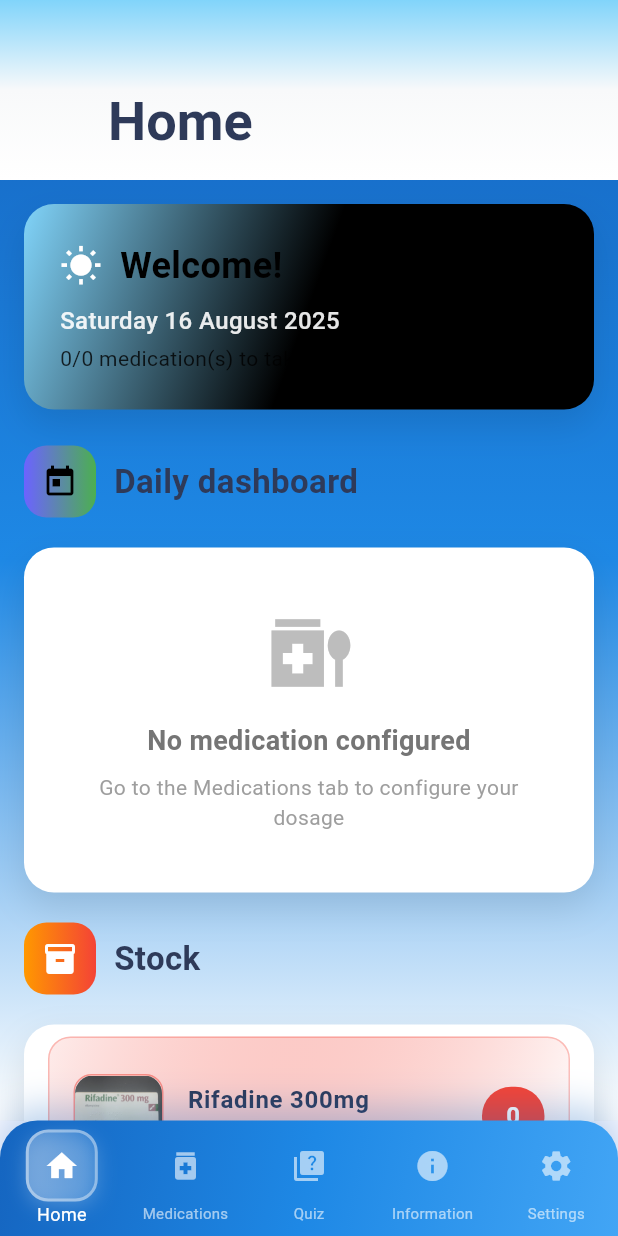
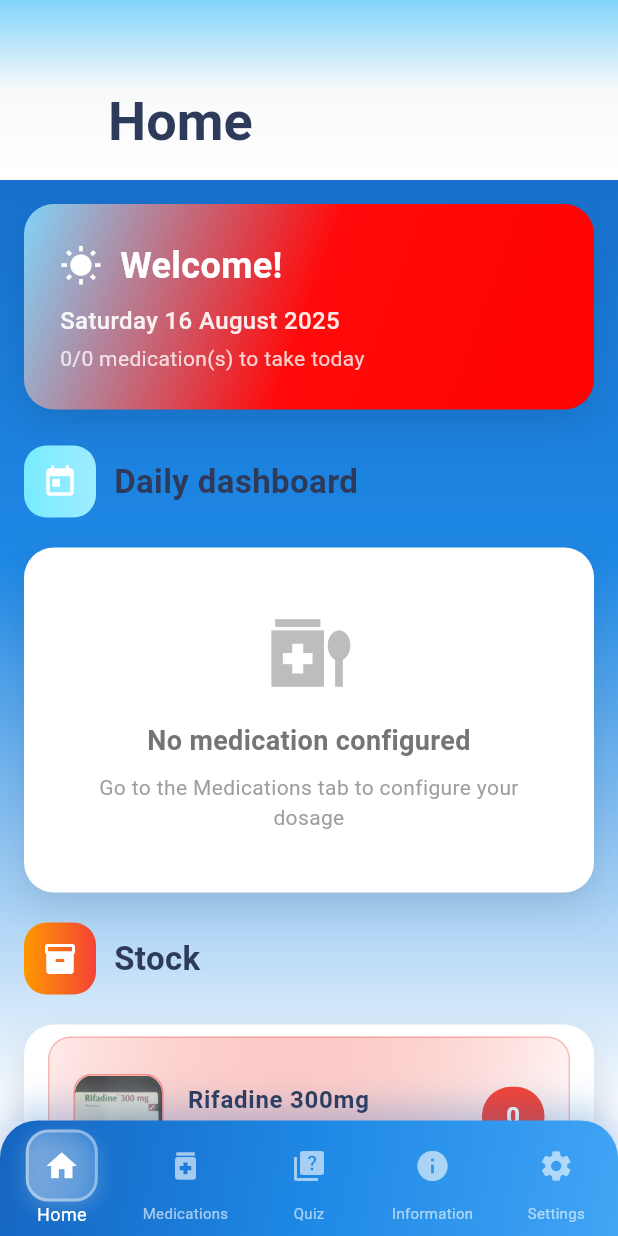
Before and after one commit to AllAbdel/TB-Me, a Flutter app: the screen it shows after launch, on a phone screen of 412 x 824 dp. Run offline on Flutter 3.47's test engine with Material 3 defaults, Android fonts, the phone set to English and light mode, and no system bars; our stand-ins replace flutter_local_notifications, permission_handler, shared_preferences, sqflite, timezone; missing offline and left inert: syncfusion_flutter_pdfviewer; accounts and stored records are empty.

Commit message:
crash sur tel

```diff
--- a/lib/pages/accueil_page.dart
+++ b/lib/pages/accueil_page.dart
@@ -701,7 +701,7 @@ int getTotalMedicamentsAujourdhui() {
                   floating: false,
                   pinned: true,
                   elevation: 0,
-                  backgroundColor: Colors.transparent,
+                  backgroundColor: const Color.fromARGB(0, 255, 255, 255),
                   flexibleSpace: FlexibleSpaceBar(
                     title: Text(
                       _tr('app.home'),
@@ -755,8 +755,8 @@ int getTotalMedicamentsAujourdhui() {
                           end: Alignment.bottomRight,
                           colors: [
                             Color(0xFF81D4FA), // Bleu clair
-                          Color.fromARGB(255, 0, 0, 0),
-                          const Color.fromARGB(255, 0, 0, 0),
+                          Color.fromARGB(255, 255, 10, 10),
+                          const Color.fromARGB(255, 255, 3, 3),
                           ],
                         ),
                             borderRadius: BorderRadius.circular(20),
@@ -778,7 +778,7 @@ int getTotalMedicamentsAujourdhui() {
                                   Text(
                                     _tr('home.welcome'),
                                     style: const TextStyle(
-                                      color: Color.fromARGB(255, 0, 0, 0),
+                                      color: Color.fromARGB(255, 255, 255, 255),
                                       fontSize: 24,
                                       fontWeight: FontWeight.bold,
                                     ),
@@ -798,7 +798,7 @@ int getTotalMedicamentsAujourdhui() {
                               Text(
                                 '${getMedicamentsPrisAujourdhui()}/${getTotalMedicamentsAujourdhui()} ${_tr('home.medications_today')}',
                                 style: TextStyle(
-                                  color: const Color.fromARGB(255, 0, 0, 0).withOpacity(0.8),
+                                  color: const Color.fromARGB(255, 252, 252, 252).withOpacity(0.8),
                                   fontSize: 14,
                                 ),
                               ),
@@ -817,11 +817,11 @@ int getTotalMedicamentsAujourdhui() {
                                 padding: const EdgeInsets.all(12),
                                 decoration: BoxDecoration(
                                   gradient: const LinearGradient(
-                                    colors: [Color(0xFF6C63FF), Color(0xFF4CAF50)],
+                                    colors: [Color.fromARGB(255, 120, 235, 255), Color.fromARGB(255, 159, 236, 255)],
                                   ),
                                   borderRadius: BorderRadius.circular(15),
                                 ),
-                                child: const Icon(Icons.today, color: Color.fromARGB(255, 0, 0, 0), size: 24),
+                                child: const Icon(Icons.today, color: Color.fromARGB(255, 255, 255, 255), size: 24),
                               ),
                               const SizedBox(width: 12),
                               Text(
--- a/lib/pages/medicaments_page.dart
+++ b/lib/pages/medicaments_page.dart
@@ -1450,7 +1450,7 @@ class MedicamentsPageState extends State<MedicamentsPage> with WidgetsBindingObs
                                 padding: const EdgeInsets.all(12),
                                 decoration: BoxDecoration(
                                   gradient: const LinearGradient(
-                                    colors: [Color(0xFF6C63FF), Color(0xFF4CAF50)],
+                                    colors: [Color.fromARGB(255, 120, 235, 255), Color.fromARGB(255, 159, 236, 255)],
                                   ),
                                   borderRadius: BorderRadius.circular(15),
                                 ),
@@ -1619,7 +1619,7 @@ class MedicamentsPageState extends State<MedicamentsPage> with WidgetsBindingObs
                                 padding: const EdgeInsets.all(12),
                                 decoration: BoxDecoration(
                                   gradient: const LinearGradient(
-                                    colors: [Color(0xFF4CAF50), Color(0xFF6C63FF)],
+                                    colors: [Color.fromARGB(255, 120, 235, 255), Color.fromARGB(255, 159, 236, 255)],
                                   ),
                                   borderRadius: BorderRadius.circular(15),
                                 ),
```
